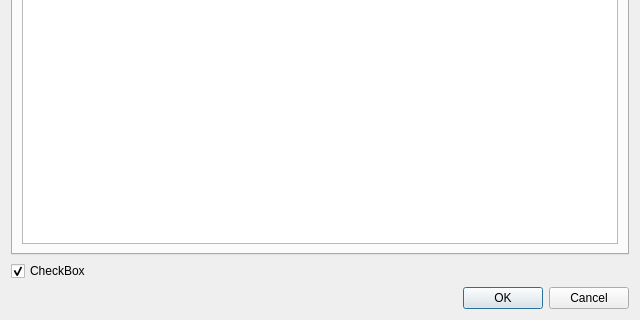
Qt form src/view/ui/event2.ui (Riverscapes/QRiS) before a commit; both pictures show x 0 to 640 and y 160 to 480 of the 640 by 480 pixel window.
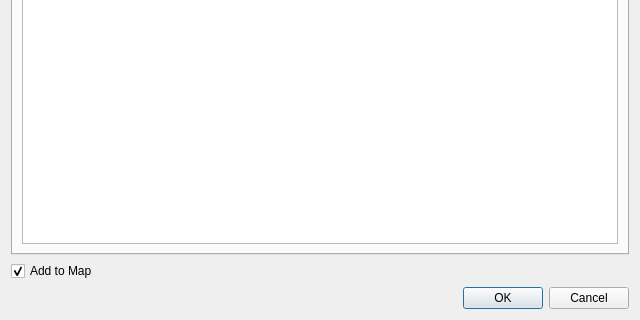
The same form after that commit. The open tabs and pages were chosen to show the change.

The edit to the form file:
```diff
--- a/src/view/ui/event2.ui
+++ b/src/view/ui/event2.ui
@@ -118,7 +118,7 @@
      <item>
       <widget class="QCheckBox" name="chkAddToMap">
        <property name="text">
-        <string>CheckBox</string>
+        <string>Add to Map</string>
        </property>
        <property name="checked">
         <bool>true</bool>
```
Left out of the diff: 2 changed lines with no effect on the pictures.
